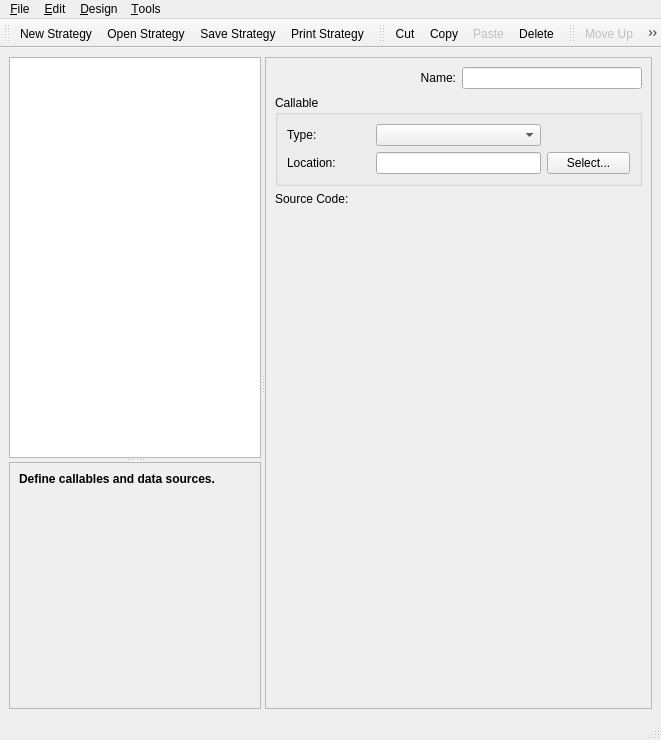
This is profit/widgets/ui_strategydesigner.ui in hpsilva/profitpy as Qt 5 draws it before an edit. The edited form follows.
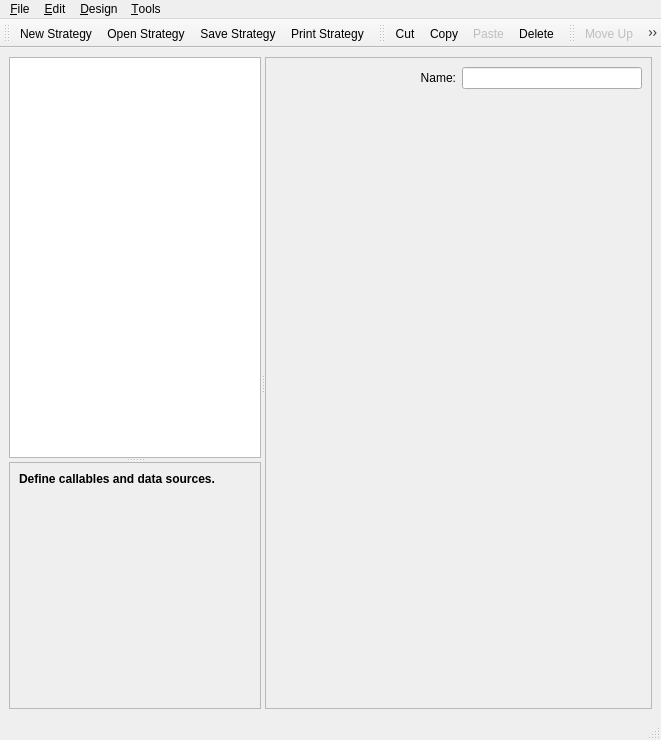
This is the edited form. The open tabs and pages were chosen to show the change. Icons and pictures are not drawn. Custom widgets are drawn as their Qt base class.

Commit message: Factored callable select widget out of strategy editor.  Updated strategy editor main to reflect.

Diff of the .ui file:
```diff
--- a/profit/widgets/ui_strategydesigner.ui
+++ b/profit/widgets/ui_strategydesigner.ui
@@ -24,11 +24,11 @@
      <number>6</number>
     </property>
     <item>
-     <widget class="QSplitter" name="splitter_2" >
+     <widget class="QSplitter" name="splitter" >
       <property name="orientation" >
        <enum>Qt::Horizontal</enum>
       </property>
-      <widget class="QSplitter" name="splitter" >
+      <widget class="QSplitter" name="splitterV" >
        <property name="orientation" >
         <enum>Qt::Vertical</enum>
        </property>
@@ -186,7 +186,7 @@
         <enum>QFrame::StyledPanel</enum>
        </property>
        <property name="currentIndex" >
-        <number>0</number>
+        <number>4</number>
        </property>
        <widget class="QWidget" name="unknownPage" >
         <layout class="QVBoxLayout" >
@@ -767,7 +767,7 @@
           <number>9</number>
          </property>
          <property name="spacing" >
-          <number>6</number>
+          <number>16</number>
          </property>
          <item>
           <widget class="QFrame" name="frame" >
@@ -813,186 +813,13 @@
           </widget>
          </item>
          <item>
-          <widget class="QGroupBox" name="groupBox" >
-           <property name="title" >
-            <string>Callable</string>
+          <widget class="CallableSelectWidget" name="callableEditor" >
+           <property name="minimumSize" >
+            <size>
+             <width>64</width>
+             <height>64</height>
+            </size>
            </property>
-           <property name="flat" >
-            <bool>true</bool>
-           </property>
-           <layout class="QGridLayout" >
-            <property name="margin" >
-             <number>9</number>
-            </property>
-            <property name="spacing" >
-             <number>6</number>
-            </property>
-            <item row="0" column="3" >
-             <spacer>
-              <property name="orientation" >
-               <enum>Qt::Horizontal</enum>
-              </property>
-              <property name="sizeType" >
-               <enum>QSizePolicy::Minimum</enum>
-              </property>
-              <property name="sizeHint" >
-               <size>
-                <width>40</width>
-                <height>20</height>
-               </size>
-              </property>
-             </spacer>
-            </item>
-            <item row="1" column="1" colspan="2" >
-             <widget class="QLineEdit" name="callableLocation" >
-              <property name="sizePolicy" >
-               <sizepolicy>
-                <hsizetype>1</hsizetype>
-                <vsizetype>0</vsizetype>
-                <horstretch>0</horstretch>
-                <verstretch>0</verstretch>
-               </sizepolicy>
-              </property>
-             </widget>
-            </item>
-            <item row="1" column="0" >
-             <widget class="QLabel" name="label" >
-              <property name="sizePolicy" >
-               <sizepolicy>
-                <hsizetype>1</hsizetype>
-                <vsizetype>5</vsizetype>
-                <horstretch>0</horstretch>
-                <verstretch>0</verstretch>
-               </sizepolicy>
-              </property>
-              <property name="text" >
-               <string>Location:</string>
-              </property>
-             </widget>
-            </item>
-            <item row="1" column="3" >
-             <widget class="QPushButton" name="callableLocationSelect" >
-              <property name="text" >
-               <string>Select...</string>
-              </property>
-             </widget>
-            </item>
-            <item row="0" column="0" >
-             <widget class="QLabel" name="label" >
-              <property name="sizePolicy" >
-               <sizepolicy>
-                <hsizetype>1</hsizetype>
-                <vsizetype>5</vsizetype>
-                <horstretch>0</horstretch>
-                <verstretch>0</verstretch>
-               </sizepolicy>
-              </property>
-              <property name="text" >
-               <string>Type:</string>
-              </property>
-             </widget>
-            </item>
-            <item row="0" column="1" colspan="2" >
-             <widget class="QComboBox" name="callableType" >
-              <property name="sizePolicy" >
-               <sizepolicy>
-                <hsizetype>1</hsizetype>
-                <vsizetype>0</vsizetype>
-                <horstretch>0</horstretch>
-                <verstretch>0</verstretch>
-               </sizepolicy>
-              </property>
-              <item>
-               <property name="text" >
-                <string/>
-               </property>
-              </item>
-              <item>
-               <property name="text" >
-                <string>External Program</string>
-               </property>
-               <property name="icon" >
-                <iconset resource="profit.qrc" >:/images/icons/terminal.png</iconset>
-               </property>
-              </item>
-              <item>
-               <property name="text" >
-                <string>Object</string>
-               </property>
-               <property name="icon" >
-                <iconset resource="profit.qrc" >:/images/icons/blockdevice.png</iconset>
-               </property>
-              </item>
-              <item>
-               <property name="text" >
-                <string>Object Factory</string>
-               </property>
-               <property name="icon" >
-                <iconset resource="profit.qrc" >:/images/icons/blockdevice.png</iconset>
-               </property>
-              </item>
-              <item>
-               <property name="text" >
-                <string>Source Code</string>
-               </property>
-               <property name="icon" >
-                <iconset resource="profit.qrc" >:/images/icons/source_py.png</iconset>
-               </property>
-              </item>
-             </widget>
-            </item>
-           </layout>
-          </widget>
-         </item>
-         <item>
-          <widget class="QFrame" name="callableSourceGroup" >
-           <property name="frameShape" >
-            <enum>QFrame::NoFrame</enum>
-           </property>
-           <property name="frameShadow" >
-            <enum>QFrame::Plain</enum>
-           </property>
-           <layout class="QVBoxLayout" >
-            <property name="margin" >
-             <number>0</number>
-            </property>
-            <property name="spacing" >
-             <number>6</number>
-            </property>
-            <item>
-             <widget class="QLabel" name="label_2" >
-              <property name="sizePolicy" >
-               <sizepolicy>
-                <hsizetype>1</hsizetype>
-                <vsizetype>1</vsizetype>
-                <horstretch>0</horstretch>
-                <verstretch>0</verstretch>
-               </sizepolicy>
-              </property>
-              <property name="text" >
-               <string>Source Code:</string>
-              </property>
-             </widget>
-            </item>
-            <item>
-             <widget class="SourceEditor" name="callableSourceEditor" >
-              <property name="sizePolicy" >
-               <sizepolicy>
-                <hsizetype>7</hsizetype>
-                <vsizetype>7</vsizetype>
-                <horstretch>0</horstretch>
-                <verstretch>0</verstretch>
-               </sizepolicy>
-              </property>
-              <property name="frameShape" >
-               <enum>QFrame::NoFrame</enum>
-              </property>
-              <property name="frameShadow" >
-               <enum>QFrame::Plain</enum>
-              </property>
-             </widget>
-            </item>
-           </layout>
           </widget>
          </item>
          <item>
@@ -1600,9 +1427,9 @@
  </widget>
  <customwidgets>
   <customwidget>
-   <class>SourceEditor</class>
+   <class>CallableSelectWidget</class>
    <extends>QFrame</extends>
-   <header>sourceeditor.h</header>
+   <header>callableselectwidget.h</header>
   </customwidget>
  </customwidgets>
  <tabstops>
@@ -1652,7 +1479,7 @@
     </hint>
     <hint type="destinationlabel" >
      <x>259</x>
-     <y>415</y>
+     <y>739</y>
     </hint>
    </hints>
   </connection>
@@ -1667,8 +1494,8 @@
      <y>267</y>
     </hint>
     <hint type="destinationlabel" >
-     <x>245</x>
-     <y>262</y>
+     <x>254</x>
+     <y>709</y>
     </hint>
    </hints>
   </connection>
@@ -1679,12 +1506,12 @@
    <slot>setEnabled(bool)</slot>
    <hints>
     <hint type="sourcelabel" >
-     <x>457</x>
-     <y>168</y>
+     <x>640</x>
+     <y>140</y>
     </hint>
     <hint type="destinationlabel" >
-     <x>457</x>
-     <y>197</y>
+     <x>640</x>
+     <y>169</y>
     </hint>
    </hints>
   </connection>
@@ -1695,8 +1522,8 @@
    <slot>setDisabled(bool)</slot>
    <hints>
     <hint type="sourcelabel" >
-     <x>457</x>
-     <y>168</y>
+     <x>640</x>
+     <y>140</y>
     </hint>
     <hint type="destinationlabel" >
      <x>457</x>
@@ -1711,8 +1538,8 @@
    <slot>setDisabled(bool)</slot>
    <hints>
     <hint type="sourcelabel" >
-     <x>457</x>
-     <y>168</y>
+     <x>640</x>
+     <y>140</y>
     </hint>
     <hint type="destinationlabel" >
      <x>457</x>
@@ -1727,12 +1554,12 @@
    <slot>setDisabled(bool)</slot>
    <hints>
     <hint type="sourcelabel" >
-     <x>457</x>
-     <y>332</y>
+     <x>640</x>
+     <y>324</y>
     </hint>
     <hint type="destinationlabel" >
-     <x>457</x>
-     <y>197</y>
+     <x>640</x>
+     <y>169</y>
     </hint>
    </hints>
   </connection>
@@ -1743,8 +1570,8 @@
    <slot>setEnabled(bool)</slot>
    <hints>
     <hint type="sourcelabel" >
-     <x>457</x>
-     <y>332</y>
+     <x>640</x>
+     <y>324</y>
     </hint>
     <hint type="destinationlabel" >
      <x>457</x>
@@ -1759,8 +1586,8 @@
    <slot>setDisabled(bool)</slot>
    <hints>
     <hint type="sourcelabel" >
-     <x>457</x>
-     <y>332</y>
+     <x>640</x>
+     <y>324</y>
     </hint>
     <hint type="destinationlabel" >
      <x>457</x>
@@ -1779,8 +1606,8 @@
      <y>665</y>
     </hint>
     <hint type="destinationlabel" >
-     <x>457</x>
-     <y>197</y>
+     <x>640</x>
+     <y>169</y>
     </hint>
    </hints>
   </connection>
```
The commit also changes 5 other files.
